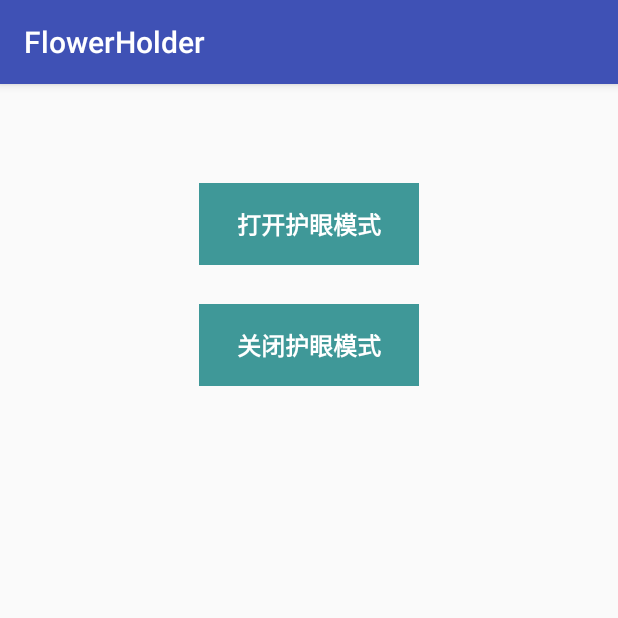
After one commit to foty/FlowerHolder, an Android app: the SettingActivity screen opened directly, with no data from a screen before it, on a phone screen of 412 x 824 dp, the top half of it. The commit adds this screen. Run offline under Robolectric (Android 15) with nearby library versions, the phone set to English and light mode, and no system bars; 1 statement that could not run was skipped.

Commit message:
添加内容-系统设置

```diff
--- a/app/src/main/AndroidManifest.xml
+++ b/app/src/main/AndroidManifest.xml
@@ -9,6 +9,10 @@
     <uses-permission android:name="android.permission.CHANGE_WIFI_STATE" />
     <uses-permission android:name="android.permission.SYSTEM_ALERT_WINDOW" />
     <uses-permission android:name="com.android.alarm.permission.SET_ALARM" />
+
+    <uses-permission android:name="android.permission.CHANGE_CONFIGURATION" />
+    <uses-permission android:name="android.permission.WRITE_SETTINGS" />
+
 
     <application
         android:allowBackup="true"
@@ -29,6 +33,7 @@
         <activity android:name=".ui.ServiceActivity" />
         <activity android:name=".ui.FloatViewActivity" />
         <activity android:name=".ui.MusicViewActivity" />
+        <activity android:name=".ui.SettingActivity" />
 
         <service android:name="com.example.foty.flower.service.MyService" />
     </application>
--- a/app/src/main/java/com/example/foty/flower/MainActivity.kt
+++ b/app/src/main/java/com/example/foty/flower/MainActivity.kt
@@ -7,6 +7,7 @@ import com.example.foty.flower.databinding.ActivityMainBinding
 import com.example.foty.flower.ui.FloatViewActivity
 import com.example.foty.flower.ui.MusicViewActivity
 import com.example.foty.flower.ui.ServiceActivity
+import com.example.foty.flower.ui.SettingActivity
 
 class MainActivity : AppCompatActivity() {
     private lateinit var binding: ActivityMainBinding
@@ -24,6 +25,9 @@ class MainActivity : AppCompatActivity() {
         binding.tvMusic.setOnClickListener {
             startActivity(Intent(this, MusicViewActivity::class.java))
         }
+        binding.tvSystemSet.setOnClickListener {
+            startActivity(Intent(this, SettingActivity::class.java))
+        }
     }
 
 }
--- /dev/null
+++ b/app/src/main/res/layout/activity_system_set.xml
@@ -0,0 +1,76 @@
+<?xml version="1.0" encoding="utf-8"?>
+<androidx.constraintlayout.widget.ConstraintLayout xmlns:android="http://schemas.android.com/apk/res/android"
+    xmlns:app="http://schemas.android.com/apk/res-auto"
+    xmlns:tools="http://schemas.android.com/tools"
+    android:id="@+id/root"
+    android:layout_width="match_parent"
+    android:layout_height="match_parent"
+    tools:context="com.example.foty.flower.MainActivity">
+
+    <TextView
+        android:id="@+id/tv_open_night_mode"
+        android:layout_width="wrap_content"
+        android:layout_height="wrap_content"
+        android:layout_marginTop="66dp"
+        android:background="#3F9898"
+        android:paddingHorizontal="25dp"
+        android:paddingVertical="15dp"
+        android:text="打开护眼模式"
+        android:textColor="#ffffff"
+        android:textSize="16sp"
+        android:textStyle="bold"
+        app:layout_constraintLeft_toLeftOf="parent"
+        app:layout_constraintRight_toRightOf="parent"
+        app:layout_constraintTop_toTopOf="parent" />
+
+    <TextView
+        android:id="@+id/tv_close_night_mode"
+        android:layout_width="wrap_content"
+        android:layout_height="wrap_content"
+        android:layout_marginTop="26dp"
+        android:background="#3F9898"
+        android:paddingHorizontal="25dp"
+        android:paddingVertical="15dp"
+        android:text="关闭护眼模式"
+        android:textColor="#ffffff"
+        android:textSize="16sp"
+        android:textStyle="bold"
+        app:layout_constraintLeft_toLeftOf="parent"
+        app:layout_constraintRight_toRightOf="parent"
+        app:layout_constraintTop_toBottomOf="@+id/tv_open_night_mode" />
+
+<!--    <TextView-->
+<!--        android:id="@+id/tv_music"-->
+<!--        android:layout_width="wrap_content"-->
+<!--        android:layout_height="wrap_content"-->
+<!--        android:layout_marginTop="26dp"-->
+<!--        android:background="#3F9898"-->
+<!--        android:paddingHorizontal="25dp"-->
+<!--        android:paddingVertical="15dp"-->
+<!--        android:text="Start MusicView"-->
+<!--        android:textColor="#ffffff"-->
+<!--        android:textSize="16sp"-->
+<!--        android:textStyle="bold"-->
+<!--        app:layout_constraintLeft_toLeftOf="parent"-->
+<!--        app:layout_constraintRight_toRightOf="parent"-->
+<!--        app:layout_constraintTop_toBottomOf="@+id/tv_float" />-->
+
+
+<!--    <TextView-->
+<!--        android:id="@+id/tv_system_set"-->
+<!--        android:layout_width="wrap_content"-->
+<!--        android:layout_height="wrap_content"-->
+<!--        android:layout_marginTop="26dp"-->
+<!--        android:background="#3F9898"-->
+<!--        android:paddingHorizontal="25dp"-->
+<!--        android:paddingVertical="15dp"-->
+<!--        android:text="System Set"-->
+<!--        android:textColor="#ffffff"-->
+<!--        android:textSize="16sp"-->
+<!--        android:textStyle="bold"-->
+<!--        app:layout_constraintLeft_toLeftOf="parent"-->
+<!--        app:layout_constraintRight_toRightOf="parent"-->
+<!--        app:layout_constraintTop_toBottomOf="@+id/tv_music" />-->
+
+
+</androidx.constraintlayout.widget.ConstraintLayout>
```
Also changed, not shown: app/src/main/java/com/example/foty/flower/ui/SettingActivity.kt (added, +161 -0 lines), app/src/main/res/layout/activity_main.xml (+17 -0 lines).
